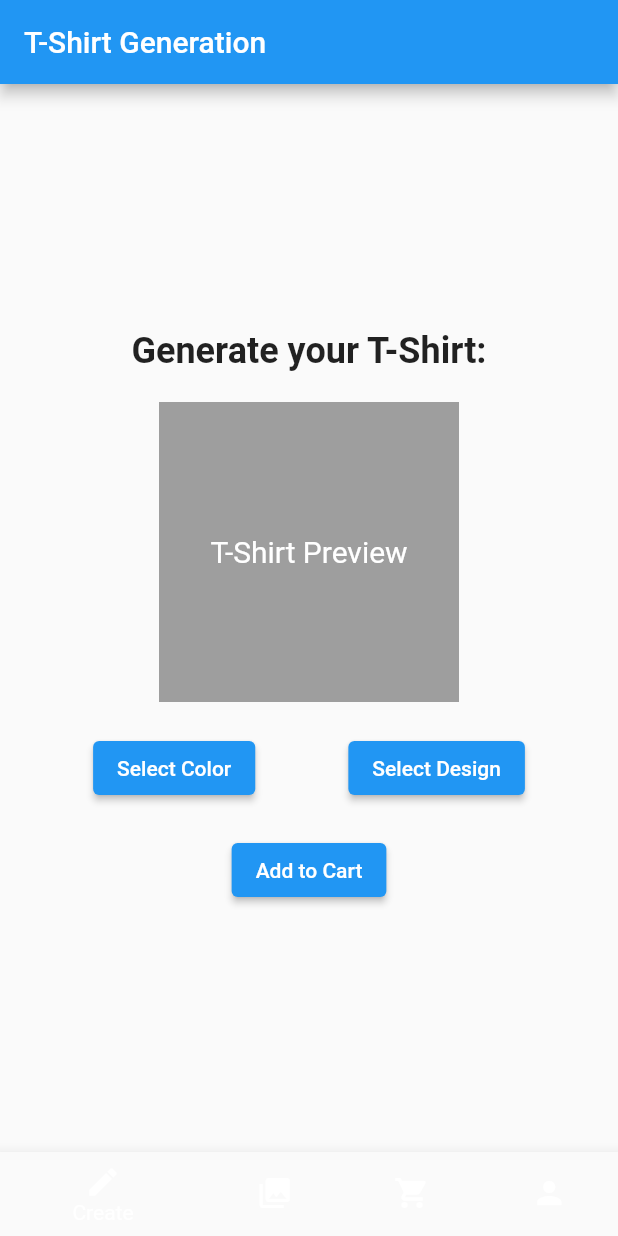
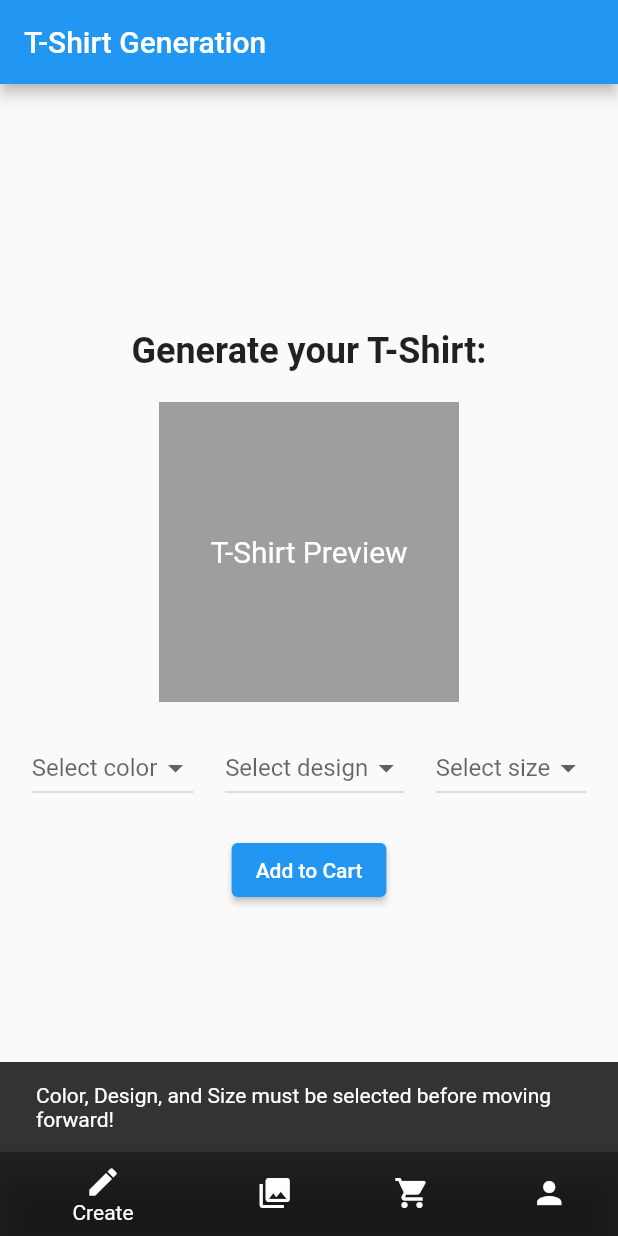
Before and after one commit to ge9598/SecondFlutter, a Flutter app: the screen it shows after launch, after a tap on "Add to Cart", on a phone screen of 412 x 824 dp. Run offline on Flutter 3.47's test engine with Material 2 defaults, Android fonts, the phone set to English and light mode, and no system bars.

Commit message:
UI add, create DAO.

```diff
--- /dev/null
+++ b/lib/View/models/tshirt_model.dart
@@ -0,0 +1,8 @@
+class TShirtModel {
+  String color;
+  String design;
+  // String image;
+  String size;
+
+  TShirtModel({required this.color, required this.design, required this.size});
+}
--- /dev/null
+++ b/lib/View/screens/TShirtGenerationScreen.dart
@@ -0,0 +1,17 @@
+import 'package:flutter/material.dart';
+import 'package:secondflutter/view/widgets/TshirtGeneratorWidget.dart';
+
+class TShirtGenerationScreen extends StatelessWidget {
+
+  const TShirtGenerationScreen({super.key});
+  @override
+  Widget build(BuildContext context) {
+    return Scaffold(
+      appBar: AppBar(
+        title: const Text('T-Shirt Generation'),
+      ),
+      body: const TShirtGeneratorWidget(),
+    );
+  }
+
+}
--- /dev/null
+++ b/lib/View/screens/template_screen.dart
@@ -0,0 +1,19 @@
+import 'package:flutter/material.dart';
+
+class TemplateScreen extends StatelessWidget{
+  const TemplateScreen({super.key});
+
+  @override
+  Widget build(BuildContext context) {
+    // TODO: implement build
+    return Scaffold(
+      appBar: AppBar(
+        title: Text("Template Screen"),
+
+      ),
+      body: const TemplateWidget(),
+    );
+  }
+
+
+}
--- /dev/null
+++ b/lib/View/widgets/TemplateWidget.dart
@@ -0,0 +1,17 @@
+import 'package:flutter/material.dart';
+class TemplateWidget extends StatefulWidget{
+  @override
+  State<StatefulWidget> createState() {
+    return _TemplateGeneratorWidgetState();
+  }
+
+
+}
+
+class _TemplateGeneratorWidgetState extends State<TemplateWidget>{
+  @override
+  Widget build(BuildContext context) {
+    // TODO: implement build
+    throw UnimplementedError();
+  }
+}
--- /dev/null
+++ b/lib/View/widgets/TshirtGeneratorWidget.dart
@@ -0,0 +1,131 @@
+import 'package:flutter/material.dart';
+import 'package:secondflutter/View/models/tshirt_model.dart';
+class TShirtGeneratorWidget extends StatefulWidget{
+  const TShirtGeneratorWidget({super.key});
+
+  @override
+  State<StatefulWidget> createState() {
+    return _TShirtGeneratorWidgetState();
+  }
+}
+class _TShirtGeneratorWidgetState extends State<TShirtGeneratorWidget> {
+
+  final List<String> _colorOptions = ['Red', 'Blue', 'Green'];
+  final List<String> _designOptions = ['T-Shirt', 'Crew neck',' Hoodie'];
+  final List<String> _sizeOptions = ['Small', 'Medium', 'Large'];
+
+  String? _selectedColor;
+  String? _selectedDesign;
+  String? _selectedSize;
+
+  @override
+  Widget build(BuildContext context) {
+    return Column(
+      mainAxisAlignment: MainAxisAlignment.center,
+      crossAxisAlignment: CrossAxisAlignment.center,
+      children: [
+        const Text(
+          'Generate your T-Shirt:',
+          style: TextStyle(
+            fontSize: 24,
+            fontWeight: FontWeight.bold,
+          ),
+        ),
+        SizedBox(height: 20),
+        Container(
+          width: 200,
+          height: 200,
+          color: Colors.grey,
+          child: const Center(
+            child: Text(
+              'T-Shirt Preview',
+              style: TextStyle(
+                fontSize: 20,
+                color: Colors.white,
+              ),
+            ),
+          ),
+        ),
+        SizedBox(height: 20),
+        Row(
+          mainAxisAlignment: MainAxisAlignment.spaceEvenly,
+          children: [
+            DropdownButton<String>(
+              hint: const Text('Select color'),
+              value: _selectedColor,
+              items: _colorOptions.map((color) {
+                return DropdownMenuItem(
+                  value: color,
+                  child: Text(color),
+                );
+              }).toList(),
+              onChanged: (selectedColor) {
+                setState(() {
+                  _selectedColor = selectedColor;
+
+                });
+              },
+            ),
+            DropdownButton<String>(
+              hint: const Text('Select design'),
+              value: _selectedDesign,
+              items: _designOptions.map((design) {
+                return DropdownMenuItem(
+                  value: design,
+                  child: Text(design),
+                );
+              }).toList(),
+              onChanged: (selectedDesign) {
+                setState(() {
+                  _selectedDesign = selectedDesign;
+                });
+              },
+            ),
+            DropdownButton<String>(
+              hint: const Text('Select size'),
+              value: _selectedSize,
+              items: _sizeOptions.map((size) {
+                return DropdownMenuItem(
+                  value: size,
+                  child: Text(size),
+                );
+              }).toList(),
+              onChanged: (selectedSize) {
+                setState(() {
+                  _selectedSize = selectedSize;
+                });
+              },
+            ),
+          ],
+        ),
+
+        const SizedBox(height: 20),
+        ElevatedButton(
+          onPressed: () {
+            if(_selectedColor != null && _selectedDesign != null && _selectedSize != null) {
+              TShirtModel tShirt = _generateTShirt(_selectedColor!, _selectedDesign!, _selectedSize!);
+              //TODO: need AddToCart Logic
+              const snackBar = SnackBar(
+                content: Text("Add the item to the Cart!"),
+                duration: Duration(seconds: 2),
+              );
+              ScaffoldMessenger.of(context).showSnackBar(snackBar);
+
+            }else{
+              const snackBar = SnackBar(
+                content: Text("Color, Design, and Size must be selected before moving forward!"),
+                duration: Duration(seconds: 2),
+              );
+              ScaffoldMessenger.of(context).showSnackBar(snackBar);
+            }
+          },
+          child: const Text('Add to Cart'),
+        ),
+      ],
+    );
+  }
+
+  TShirtModel _generateTShirt(String selectedColor, String selectedDesign, String selectedSize) {
+    return TShirtModel(color: selectedColor, design: selectedDesign, size: selectedSize);
+  }
+}
--- a/lib/main.dart
+++ b/lib/main.dart
@@ -1,14 +1,16 @@
 import 'package:flutter/material.dart';
-import 'package:secondflutter/screens/TShirtGenerationScreen.dart';
-import 'package:secondflutter/screens/TemplateScreen.dart';
-import 'package:secondflutter/screens/CartScreen.dart';
-import 'package:secondflutter/screens/UserScreen.dart';
+import 'package:secondflutter/View/screens/TShirtGenerationScreen.dart';
+import 'package:secondflutter/View/screens/template_screen.dart';
+// import 'package:secondflutter/screens/CartScreen.dart';
+// import 'package:secondflutter/screens/UserScreen.dart';
 
 void main() {
-  runApp(MyApp());
+  runApp(const MyApp());
 }
 
 class MyApp extends StatelessWidget {
+  const MyApp({super.key});
+
   @override
   Widget build(BuildContext context) {
     return MaterialApp(
@@ -16,12 +18,14 @@ class MyApp extends StatelessWidget {
       theme: ThemeData(
         primarySwatch: Colors.blue,
       ),
-      home: MyHomePage(),
+      home: const MyHomePage(),
     );
   }
 }
 
 class MyHomePage extends StatefulWidget {
+  const MyHomePage({super.key});
+
   @override
   _MyHomePageState createState() => _MyHomePageState();
 }
@@ -29,8 +33,8 @@ class MyHomePage extends StatefulWidget {
 class _MyHomePageState extends State<MyHomePage> {
   int _currentIndex = 0;
 
-  final List<Widget> _screens = [    TShirtGenerationScreen(),    TemplateScreen(),    CartScreen(),    UserScreen(),  ];
-
+  final List<Widget> _screens = [    const TShirtGenerationScreen(), const TemplateScreen(),    CartScreen(),    UserScreen(),
+  ];
   void _onTabTapped(int index) {
     setState(() {
       _currentIndex = index;
@@ -48,18 +52,22 @@ class _MyHomePageState extends State<MyHomePage> {
           BottomNavigationBarItem(
             icon: Icon(Icons.create),
             label: 'Create',
+            backgroundColor:Colors.black87
           ),
           BottomNavigationBarItem(
             icon: Icon(Icons.photo_library),
             label: 'Templates',
+            backgroundColor:Colors.black87
           ),
           BottomNavigationBarItem(
             icon: Icon(Icons.shopping_cart),
             label: 'Cart',
+            backgroundColor:Colors.black87
           ),
           BottomNavigationBarItem(
             icon: Icon(Icons.person),
             label: 'Profile',
+            backgroundColor:Colors.black87
           ),
         ],
       ),
--- a/lib/screens/TShirtGenerationScreen.dart
+++ /dev/null
@@ -1,76 +0,0 @@
-import 'package:flutter/material.dart';
-import 'package:shopping_app/widgets/tshirt_generator_widget.dart';
-
-class TShirtGenerationScreen extends StatelessWidget {
-  @override
-  Widget build(BuildContext context) {
-    return Scaffold(
-      appBar: AppBar(
-        title: const Text('T-Shirt Generation'),
-      ),
-      body: TShirtGeneratorWidget(),
-    );
-  }
-
-}
-
-class TShirtGeneratorWidget extends StatefulWidget{
-  @override
-  State<StatefulWidget> createState() {
-    return _TShirtGeneratorWidgetState();
-  }
-}
-class _TShirtGeneratorWidgetState extends State<TShirtGeneratorWidget> {
-  TShirtModel _tShirt = TShirtModel();
-
-  @override
-  Widget build(BuildContext context) {
-    return Column(
-      mainAxisAlignment: MainAxisAlignment.center,
-      crossAxisAlignment: CrossAxisAlignment.center,
-      children: [
-        const Text(
-          'Generate your T-Shirt:',
-          style: TextStyle(
-            fontSize: 24,
-            fontWeight: FontWeight.bold,
-          ),
-        ),
-        SizedBox(height: 20),
-        Container(
-          width: 200,
-          height: 200,
-          color: Colors.grey,
-          child: const Center(
-            child: Text(
-              'T-Shirt Preview',
-              style: TextStyle(
-                fontSize: 20,
-                color: Colors.white,
-              ),
-            ),
-          ),
-        ),
-        const SizedBox(height: 20),
-        Row(
-          mainAxisAlignment: MainAxisAlignment.spaceEvenly,
-          children: [
-            ElevatedButton(
-              onPressed: () {},
-              child: Text('Select Color'),
-            ),
-            ElevatedButton(
-              onPressed: () {},
-              child: Text('Select Design'),
-            ),
-          ],
-        ),
-        SizedBox(height: 20),
-        ElevatedButton(
-          onPressed: () {},
-          child: Text('Add to Cart'),
-        ),
-      ],
-    );
-  }
-}
```
Also changed, not shown: lib/screens/template_screen.dart (deleted).
